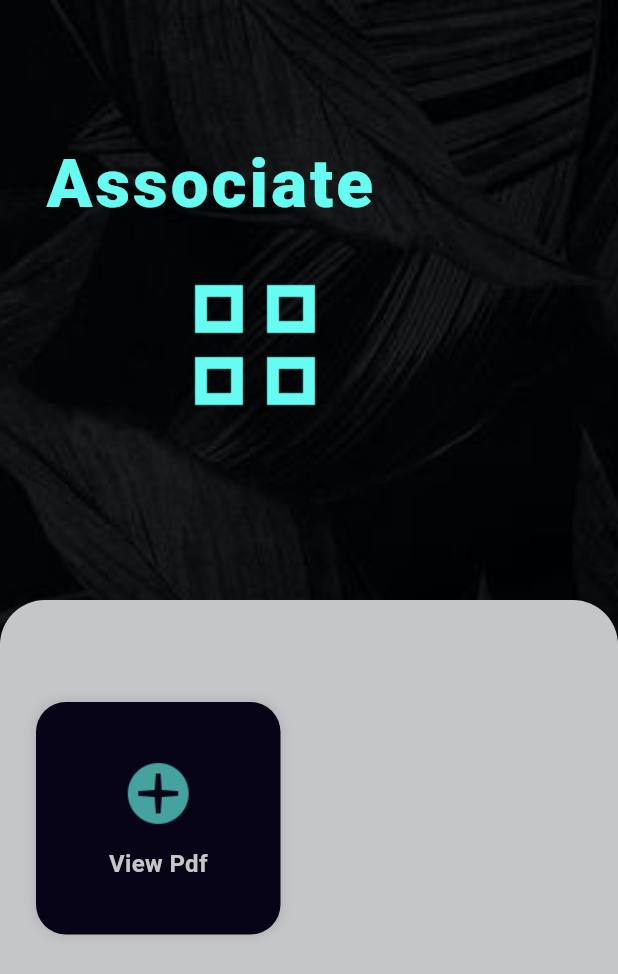
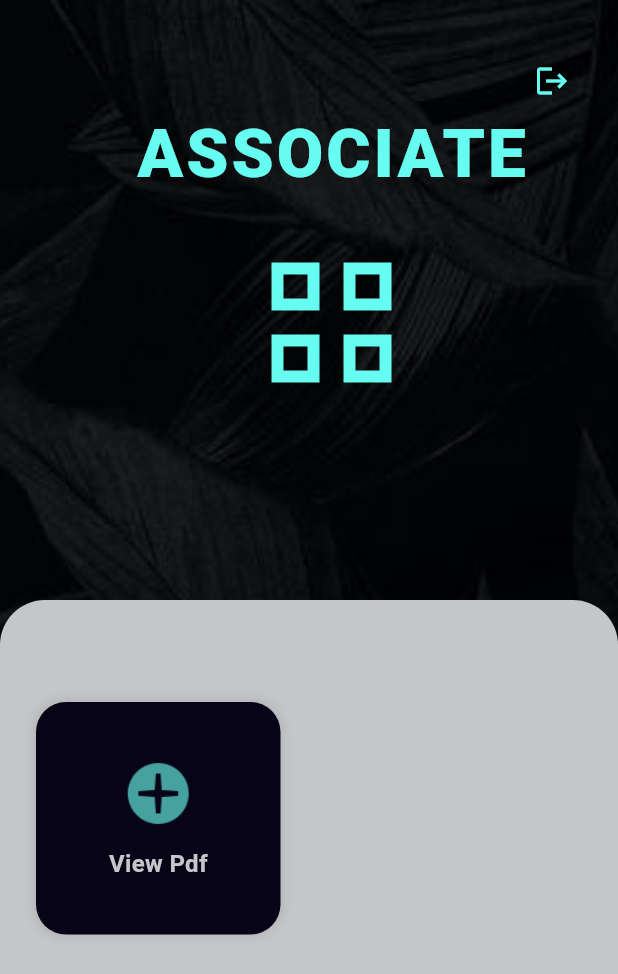
Before and after one commit to chandaanucc/FILESHARE, a Flutter app: the AssociateHomeScreen screen opened by its route, on a phone screen of 412 x 824 dp. Shown: the top 974 px of the screen. Run offline on Flutter 3.47's test engine with Material 3 defaults, Android fonts, the light colour scheme and no system bars; our stand-ins replace file_picker; missing offline and left inert: flutter_pdfview; network calls fail.

Commit message:
logout included

```diff
--- a/lib/app.dart
+++ b/lib/app.dart
@@ -1,5 +1,6 @@
 import 'package:share_plus/dashboard/AdminHomeScreen.dart';
 import 'package:share_plus/dashboard/AssociateHomeScreen.dart';
+import 'package:share_plus/loginscreen/login_page.dart';
 import 'package:share_plus/splashscreen/splash_screen.dart';
 import 'package:flutter/material.dart';
 
@@ -23,6 +24,7 @@ class App extends StatelessWidget {
               routes: {
         '/AdminHomeScreen': (context) => const AdminHomeScreen(),
         '/AssociateHomeScreen': (context) => const AssociateHomeScreen(),
+        '/LoginScreen': (context) => const LoginScreen(),
       },
               );
   }
--- a/lib/dashboard/AssociateHomeScreen.dart
+++ b/lib/dashboard/AssociateHomeScreen.dart
@@ -1,37 +1,77 @@
+// ignore_for_file: avoid_print
+
+import 'package:flutter/material.dart'; // Add this import
+import 'package:http/http.dart' as http;
 import 'package:share_plus/dashboard/uploadscreen.dart';
-import 'package:flutter/material.dart';
 
 class AssociateHomeScreen extends StatefulWidget {
-  const AssociateHomeScreen({super.key});
+  const AssociateHomeScreen({Key? key}) : super(key: key);
 
   @override
   _HomeScreen1State createState() => _HomeScreen1State();
 }
 
 class _HomeScreen1State extends State<AssociateHomeScreen> {
-  final Map<String, bool> _isHovering = {
-    'VIew': false,
+  // @override
+  // void initState() {
+  //   super.initState();
+  //   disableScreenshots();
+  // }
 
-  };
+  // @override
+  // void dispose() {
+  //   enableScreenshots();
+  //   super.dispose();
+  // }
+
+  // void disableScreenshots() async {
+  //   await FlutterWindowManager.addFlags(FlutterWindowManager.FLAG_SECURE);
+  // }
+
+  // void enableScreenshots() async {
+  //   await FlutterWindowManager.clearFlags(FlutterWindowManager.FLAG_SECURE);
+  // }
+
+  Future<void> logout(BuildContext context) async {
+    //final url = Uri.parse('http://10.0.2.2:5036/api/Login/logout'); // Use the correct logout API endpoint
+    final url = Uri.parse('http://localhost:5036/api/Login/logout');
+
+    try {
+      final response = await http.post(url);
+
+      if (response.statusCode == 302) {
+        Navigator.pushReplacementNamed(context, '/LoginScreen');
+        ScaffoldMessenger.of(context).showSnackBar(
+          const SnackBar(content: Text('Logout Successfully')),
+        ); // Navigate to login screen after successful logout
+      } else {
+        // Handle other status codes, if needed
+        print('Logout failed with status code: ${response.statusCode}');
+        // Show an error dialog or message to the user
+      }
+    } catch (e) {
+      print('Error during logout: $e');
+      // Handle network errors or exceptions
+      // Show an error dialog or message to the user
+    }
+  }
+
+  final List<String> images = [
+    "assets/flags/plus.png",
+
+  ];
+
+  final List<String> imageData = [
+
+    "View Pdf",
+
+
+  ];
 
   @override
   Widget build(BuildContext context) {
     double height = MediaQuery.of(context).size.height;
     double width = MediaQuery.of(context).size.width;
-
-    List<String> images = [
-      "assets/flags/plus.png",
-      // "assets/flags/view.png",
-      // "assets/flags/listfolder.png",
-      // "assets/flags/contacts.png",
-    ];
-
-    List<String> imageData = [
-      "View Pdf",
-      // "View Pdf",
-      // "My Uploads",
-      // "Edit Pdf",
-    ];
 
     return Scaffold(
       body: Container(
@@ -43,6 +83,9 @@ class _HomeScreen1State extends State<AssociateHomeScreen> {
             fit: BoxFit.cover,
           ),
         ),
+        child: Stack(
+          children: [
+            Positioned.fill(
               child: Column(
                 children: [
                   Container(
@@ -50,46 +93,39 @@ class _HomeScreen1State extends State<AssociateHomeScreen> {
                     width: width,
                     child: Padding(
                       padding: const EdgeInsets.only(
-                  top: 90,
+                        top: 70, // Adjusted top padding for "ADMIN" text
                         left: 30,
-
-                  bottom: 20,
+                        bottom: 100,
                       ),
                       child: Column(
                         mainAxisAlignment: MainAxisAlignment.start,
                         children: [
-                    const Row(
-                      mainAxisAlignment: MainAxisAlignment.start,
+                          Row(
+                            mainAxisAlignment: MainAxisAlignment.center,
                             children: [
                               Text(
-                          'Associate',
+                                'ASSOCIATE',
                                 style: TextStyle(
                                   color: Color(0xff66fcf1),
                                   fontSize: 45,
                                   letterSpacing: 2.0,
                                   fontWeight: FontWeight.w900,
-
                                 ),
                               ),
-
                             ],
                           ),
-                    const Spacer(),
+                          Spacer(),
                           Padding(
                             padding: const EdgeInsets.only(
-                        left: 70,
-
-                        bottom: 80,
-
-
+                              left: 0,
+                              bottom: 15, // Slightly reduced bottom padding
                             ),
                             child: Row(
-
-                        mainAxisAlignment: MainAxisAlignment.start,
+                              mainAxisAlignment: MainAxisAlignment.center,
                               children: [
                                 Image.asset(
                                   "assets/flags/homelogo.png",
-                            color:const Color(0xFF66FCF1),
+                                  color: Color(0xFF66FCF1),
                                   width: 140,
                                   height: 140,
                                 ),
@@ -122,22 +158,24 @@ class _HomeScreen1State extends State<AssociateHomeScreen> {
                         itemBuilder: (context, index) {
                           return InkWell(
                             onTap: () {
-                        // if (index == 0) {
-                        //   Navigator.push(
-                        //     context,
-                        //     MaterialPageRoute(builder: (context) => UploadScreen()),
-                        //   );
-                        // } else if (index == 1) {
-                        //   Navigator.push(
-                        //     context,
-                        //     MaterialPageRoute(builder: (context) =>UploadScreen()),
-                        //   );
-                        // } else if (index == 2) {
-                        //   Navigator.push(
-                        //     context,
-                        //     MaterialPageRoute(builder: (context) => AssociateHomeScreen()),
-                        //   );
-
+                              if (index == 0) {
+                                Navigator.push(
+                                  context,
+                                  MaterialPageRoute(builder: (context) => UploadScreen()),
+                                );
+                            //   } else if (index == 1) {
+                            //     Navigator.push(
+                            //       context,
+                            //       MaterialPageRoute(builder: (context) => UploadScreen()),
+                            //     );
+                            //   } else if (index == 2) {
+                            //     Navigator.push(
+                            //       context,
+                            //       MaterialPageRoute(builder: (context) => AssoHomeScreen()),
+                            //     );
+                            //   }
+                            // },
+                              }
                             },
                             child: Container(
                               height: 250,
@@ -145,7 +183,7 @@ class _HomeScreen1State extends State<AssociateHomeScreen> {
                               margin: const EdgeInsets.symmetric(vertical: 8, horizontal: 4),
                               decoration: BoxDecoration(
                                 borderRadius: BorderRadius.circular(20),
-                          color: const Color.fromARGB(255, 8, 4, 23),
+                                color: Color.fromARGB(255, 8, 4, 23),
                                 boxShadow: [
                                   BoxShadow(
                                     spreadRadius: 1,
@@ -161,13 +199,13 @@ class _HomeScreen1State extends State<AssociateHomeScreen> {
                                     images[index],
                                     width: 50,
                                     height: 50,
-                              color: const Color(0xff45A29E),
+                                    color: Color(0xff45A29E),
                                     fit: BoxFit.contain,
                                   ),
                                   const SizedBox(height: 10),
                                   Text(
                                     imageData[index],
-                              style: const TextStyle(
+                                    style: TextStyle(
                                       fontSize: 16,
                                       color: Color(0xffC5C6C7),
                                       fontWeight: FontWeight.bold,
@@ -184,6 +222,22 @@ class _HomeScreen1State extends State<AssociateHomeScreen> {
                 ],
               ),
             ),
+            Positioned(
+              top: 30,
+              right: 20,
+              child: IconButton(
+                icon: Icon(
+                  Icons.logout,
+                  color: Color(0xFF66FCF1),
+                ),
+                onPressed: () => logout(context),
+              ),
+            ),
+
+          ],
+        ),
+      ),
     );
   }
 }
+//associateHomeScreen.dart
--- a/lib/dashboard/uploadscreen.dart
+++ b/lib/dashboard/uploadscreen.dart
@@ -7,8 +7,8 @@ import 'package:http/http.dart' as http;
 import 'package:http_parser/http_parser.dart';
 
 class FileUploadService {
-  static const String baseUrl = 'http://10.0.2.2:5036/api/UploadFiles/upload'; // for emulators
-  // static const String baseUrl = 'http://localhost:5036/api/UploadFiles/upload';
+  // static const String baseUrl = 'http://10.0.2.2:5036/api/UploadFiles/upload'; // for emulators
+  static const String baseUrl = 'http://localhost:5036/api/UploadFiles/upload';
   // static const String baseUrl = 'http://192.168.1.2:5036/api/UploadFiles/upload'; // for phone
 
   Future<String?> uploadFile(PlatformFile file) async {
--- a/lib/dashboard/viewpdf.dart
+++ b/lib/dashboard/viewpdf.dart
@@ -25,8 +25,8 @@ class _PdfViewScreenState extends State<PdfViewScreen> {
   }
 
 Future<void> _fetchPdf(int fileId) async {
-  var url = Uri.parse('http://10.0.2.2:5036/api/ViewFiles/view/$fileId');
-  // var url = Uri.parse('http://locahost:5036/api/ViewFiles/view/$fileId');
+  // var url = Uri.parse('http://10.0.2.2:5036/api/ViewFiles/view/$fileId');
+  var url = Uri.parse('http://locahost:5036/api/ViewFiles/view/$fileId');
   // var url = Uri.parse('http://192.168.1.2/api/ViewFiles/view/$fileId');
 
 
--- a/lib/loginscreen/login_page.dart
+++ b/lib/loginscreen/login_page.dart
@@ -119,8 +119,8 @@ class _LoginScreenState extends State<LoginScreen> {
       });
 
       final response = await http.post(
-        // Uri.parse('http://localhost:5036/api/Login/login'),
-        Uri.parse('http://10.0.2.2:5036/api/Login/login'),
+        Uri.parse('http://localhost:5036/api/Login/login'),
+        // Uri.parse('http://10.0.2.2:5036/api/Login/login'),
         // Uri.parse('http://192.168.1.2:5036/api/Login/login'),
         headers: <String, String>{
           'Content-Type': 'application/json; charset=UTF-8',
--- a/lib/splashscreen/splash_screen.dart
+++ b/lib/splashscreen/splash_screen.dart
@@ -17,7 +17,7 @@ class _SplashScreenStateState extends State<SplashScreenState> {
     Future.delayed(const Duration(seconds: 4), () {
       Navigator.pushReplacement(
         context,
-        MaterialPageRoute(builder: (context) =>  LoginScreen()),
+        MaterialPageRoute(builder: (context) =>  const LoginScreen()),
       );
     });
   }
```
Also changed, not shown: lib/dashboard/AdminHomeScreen.dart (+90 -30 lines), lib/dashboard/homescreen.dart (deleted, +0 -193 lines). Lines whose indentation alone changed are shown as unchanged.
